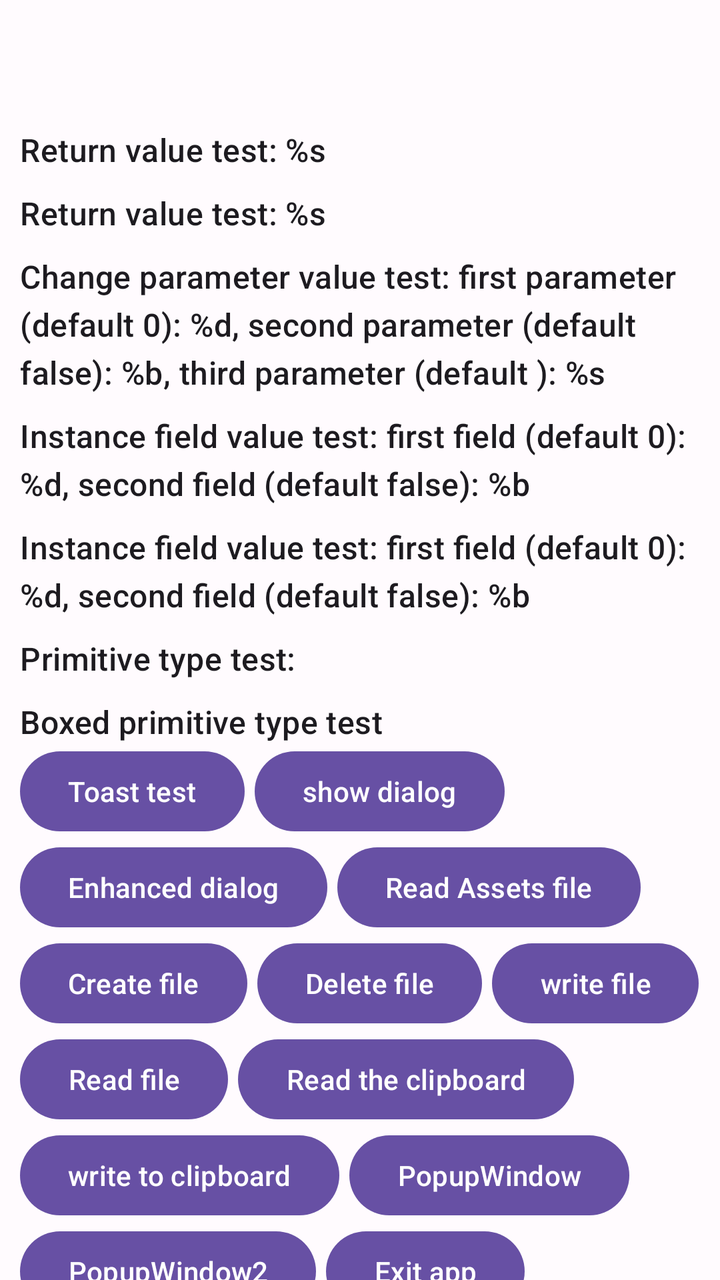
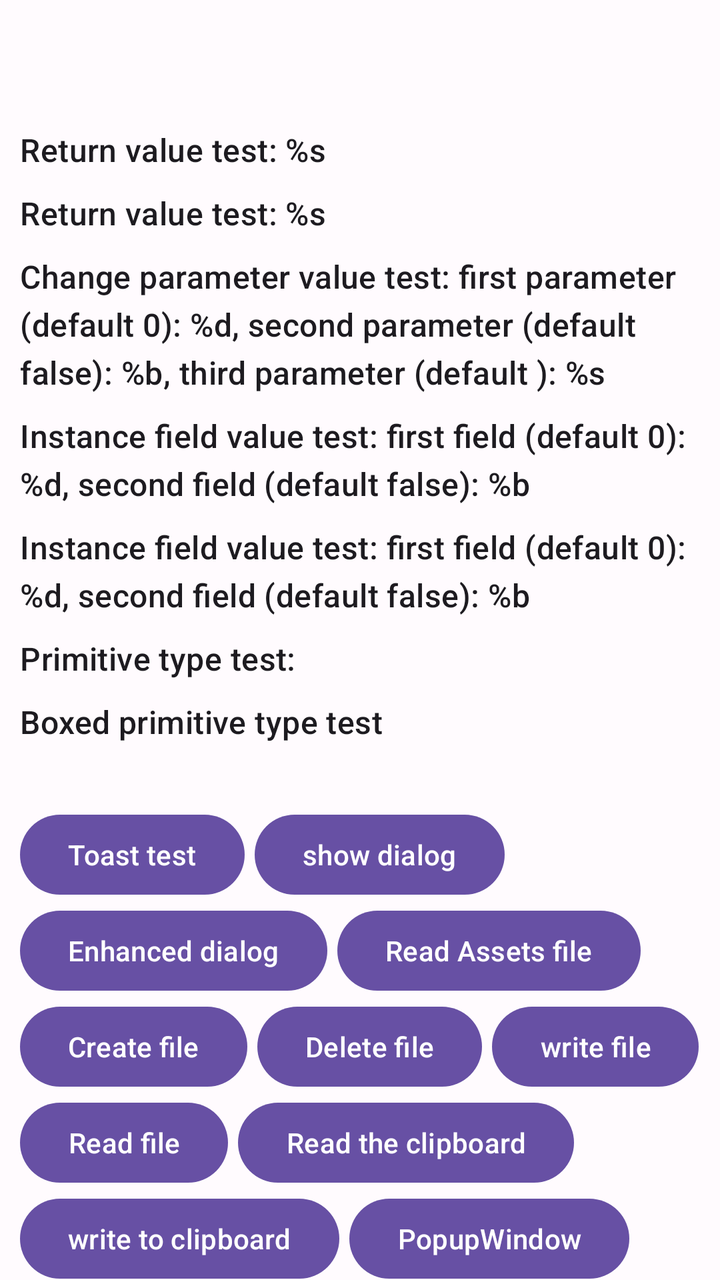

Two renders of the same Android screen: before a commit and after it. Below are the layout's source before the change and the commit's diff.
<!-- AndroidManifest.xml: application theme AppTheme -->
<!-- res/layout/activity_main.xml -->
<?xml version="1.0" encoding="utf-8"?>
<androidx.coordinatorlayout.widget.CoordinatorLayout xmlns:android="http://schemas.android.com/apk/res/android"
    xmlns:app="http://schemas.android.com/apk/res-auto"
    xmlns:tools="http://schemas.android.com/tools"
    android:layout_width="match_parent"
    android:layout_height="match_parent"
    tools:context=".MainActivity">

    <com.google.android.material.appbar.AppBarLayout
        android:fitsSystemWindows="true"
        android:id="@+id/appBar"
        android:layout_width="match_parent"
        android:layout_height="wrap_content"
        android:layout_gravity="top">
        <com.google.android.material.appbar.MaterialToolbar
            android:id="@+id/toolbar"
            android:layout_width="match_parent"
            android:layout_height="?attr/actionBarSize"/>
    </com.google.android.material.appbar.AppBarLayout>

    <androidx.core.widget.NestedScrollView
        app:layout_behavior="com.google.android.material.appbar.AppBarLayout$ScrollingViewBehavior"
        android:layout_width="match_parent"
        android:layout_height="wrap_content"
        android:clipToPadding="false"
        android:paddingBottom="30dp">

        <androidx.appcompat.widget.LinearLayoutCompat
            android:layout_width="match_parent"
            android:layout_height="wrap_content"
            android:orientation="vertical"
            android:paddingHorizontal="10dp">

            <com.google.android.material.textview.MaterialTextView
                android:id="@+id/tv_returnTest"
                style="?attr/textAppearanceListItem"
                android:layout_width="match_parent"
                android:layout_height="wrap_content"
                android:text="@string/main_test_return" />

            <com.google.android.material.textview.MaterialTextView
                android:id="@+id/tv_breakTest"
                style="?attr/textAppearanceListItem"
                android:layout_width="match_parent"
                android:layout_height="wrap_content"
                android:layout_marginTop="10dp"
                android:text="@string/main_test_return" />

            <com.google.android.material.textview.MaterialTextView
                android:id="@+id/tv_paramsTest"
                style="?attr/textAppearanceListItem"
                android:layout_width="match_parent"
                android:layout_height="wrap_content"
                android:layout_marginTop="10dp"
                android:text="@string/main_test_params_hook" />

            <com.google.android.material.textview.MaterialTextView
                android:id="@+id/tv_instanceField"
                style="?attr/textAppearanceListItem"
                android:layout_width="match_parent"
                android:layout_height="wrap_content"
                android:layout_marginTop="10dp"
                android:text="@string/main_test_instance_field" />

            <com.google.android.material.textview.MaterialTextView
                android:id="@+id/tv_staticField"
                style="?attr/textAppearanceListItem"
                android:layout_width="match_parent"
                android:layout_height="wrap_content"
                android:layout_marginTop="10dp"
                android:text="@string/main_test_instance_field" />

            <com.google.android.material.textview.MaterialTextView
                android:id="@+id/tv_primitive_type"
                style="?attr/textAppearanceListItem"
                android:layout_width="match_parent"
                android:layout_height="wrap_content"
                android:layout_marginTop="10dp"
                android:text="@string/main_test_primitive_type" />

            <com.google.android.material.textview.MaterialTextView
                android:id="@+id/tv_boxed_primitive_type"
                style="?attr/textAppearanceListItem"
                android:layout_width="match_parent"
                android:layout_height="wrap_content"
                android:layout_marginTop="10dp"
                android:text="@string/main_test_boxed_primitive_type" />

        <androidx.constraintlayout.widget.ConstraintLayout
            android:layout_width="match_parent"
            android:layout_height="wrap_content"
            tools:ignore="MissingConstraints"
            >
            <androidx.constraintlayout.helper.widget.Flow
                android:layout_width="match_parent"
                android:layout_height="wrap_content"
                app:constraint_referenced_ids="bt_showToast,bt_showDialog,bt_showSuperDialog,bt_readAssets,bt_createFile,bt_deleteFile,bt_writeFile,bt_readFile,bt_read_clipboard,bt_write_clipboard,bt_popup1,bt_popup2,bt_exit"
                app:flow_horizontalBias="0"
                app:flow_horizontalGap="5dp"
                app:flow_horizontalStyle="packed"
                app:flow_wrapMode="chain"
                />

            <com.google.android.material.button.MaterialButton
                android:id="@+id/bt_showToast"
                android:layout_width="wrap_content"
                android:layout_height="wrap_content"
                android:text="@string/main_test_show_toast"
                />

            <com.google.android.material.button.MaterialButton
                android:id="@+id/bt_showDialog"
                android:layout_width="wrap_content"
                android:layout_height="wrap_content"
                android:text="@string/main_test_show_dialog" />

            <com.google.android.material.button.MaterialButton
                android:id="@+id/bt_showSuperDialog"
                android:layout_width="wrap_content"
                android:layout_height="wrap_content"
                android:text="@string/main_test_show_super_dialog" />

            <com.google.android.material.button.MaterialButton
                android:id="@+id/bt_readAssets"
                android:layout_width="wrap_content"
                android:layout_height="wrap_content"
                android:text="@string/main_read_assets_text" />

            <com.google.android.material.button.MaterialButton
                android:id="@+id/bt_createFile"
                android:layout_width="wrap_content"
                android:layout_height="wrap_content"
                android:text="@string/main_create_file" />

            <com.google.android.material.button.MaterialButton
                android:id="@+id/bt_deleteFile"
                android:layout_width="wrap_content"
                android:layout_height="wrap_content"
                android:text="@string/main_delete_file" />

            <com.google.android.material.button.MaterialButton
                android:id="@+id/bt_readFile"
                android:layout_width="wrap_content"
                android:layout_height="wrap_content"
                android:text="@string/main_read_file" />

            <com.google.android.material.button.MaterialButton
                android:id="@+id/bt_writeFile"
                android:layout_width="wrap_content"
                android:layout_height="wrap_content"
                android:text="@string/main_write_file" />

            <com.google.android.material.button.MaterialButton
                android:id="@+id/bt_read_clipboard"
                android:layout_width="wrap_content"
                android:layout_height="wrap_content"
                android:text="@string/main_read_text_from_clipboard" />

            <com.google.android.material.button.MaterialButton
                android:id="@+id/bt_write_clipboard"
                android:layout_width="wrap_content"
                android:layout_height="wrap_content"
                android:text="@string/main_write_text_to_clipboard" />

            <com.google.android.material.button.MaterialButton
                android:id="@+id/bt_popup1"
                android:layout_width="wrap_content"
                android:layout_height="wrap_content"
                android:text="@string/main_test_popup_window_one" />

            <com.google.android.material.button.MaterialButton
                android:id="@+id/bt_popup2"
                android:layout_width="wrap_content"
                android:layout_height="wrap_content"
                android:text="@string/main_test_popup_window_two" />

            <com.google.android.material.button.MaterialButton
                android:id="@+id/bt_exit"
                android:layout_width="wrap_content"
                android:layout_height="wrap_content"
                android:text="@string/main_exit_app" />


        </androidx.constraintlayout.widget.ConstraintLayout>

        </androidx.appcompat.widget.LinearLayoutCompat>

    </androidx.core.widget.NestedScrollView>

</androidx.coordinatorlayout.widget.CoordinatorLayout>
<!-- resources referenced by this layout -->
<resources>
  <string name="main_create_file">Create file</string>
  <string name="main_delete_file">Delete file</string>
  <string name="main_exit_app">Exit app</string>
  <string name="main_read_assets_text">Read Assets file</string>
  <string name="main_read_file">Read file</string>
  <string name="main_read_text_from_clipboard">Read the clipboard</string>
  <string name="main_test_boxed_primitive_type">Boxed primitive type test</string>
  <string name="main_test_instance_field">Instance field value test: first field (default 0): %d, second field (default false): %b</string>
  <string name="main_test_params_hook">Change parameter value test: first parameter (default 0): %d, second parameter (default false): %b, third parameter (default ""): %s</string>
  <string name="main_test_popup_window_one">PopupWindow</string>
  <string name="main_test_popup_window_two">PopupWindow2</string>
  <string name="main_test_primitive_type">"Primitive type test: "</string>
  <string name="main_test_return">Return value test: %s</string>
  <string name="main_test_show_dialog">show dialog</string>
  <string name="main_test_show_super_dialog">Enhanced dialog</string>
  <string name="main_test_show_toast">Toast test</string>
  <string name="main_write_file">write file</string>
  <string name="main_write_text_to_clipboard">write to clipboard</string>
  <color name="md_theme_light_primary">#6750A4</color>
  <color name="md_theme_light_onPrimary">#FFFFFF</color>
  <color name="md_theme_light_primaryContainer">#EADDFF</color>
  <color name="md_theme_light_onPrimaryContainer">#21005D</color>
  <color name="md_theme_light_secondary">#625B71</color>
  <color name="md_theme_light_onSecondary">#FFFFFF</color>
  <color name="md_theme_light_secondaryContainer">#E8DEF8</color>
  <color name="md_theme_light_onSecondaryContainer">#1D192B</color>
  <color name="md_theme_light_tertiary">#7D5260</color>
  <color name="md_theme_light_onTertiary">#FFFFFF</color>
  <color name="md_theme_light_tertiaryContainer">#FFD8E4</color>
  <color name="md_theme_light_onTertiaryContainer">#31111D</color>
  <color name="md_theme_light_error">#B3261E</color>
  <color name="md_theme_light_onError">#FFFFFF</color>
  <color name="md_theme_light_errorContainer">#F9DEDC</color>
  <color name="md_theme_light_onErrorContainer">#410E0B</color>
  <color name="md_theme_light_outline">#79747E</color>
  <color name="md_theme_light_background">#FFFBFE</color>
  <color name="md_theme_light_onBackground">#1C1B1F</color>
  <color name="md_theme_light_surface">#FFFBFE</color>
  <color name="md_theme_light_onSurface">#1C1B1F</color>
  <color name="md_theme_light_surfaceVariant">#E7E0EC</color>
  <color name="md_theme_light_onSurfaceVariant">#49454F</color>
  <color name="md_theme_light_inverseSurface">#313033</color>
  <color name="md_theme_light_inverseOnSurface">#F4EFF4</color>
  <color name="md_theme_light_inversePrimary">#D0BCFF</color>
  <!-- unchanged entries left out for length: 1 -->
</resources>

<!-- the commit's change to res/layout/activity_main.xml (unified diff, before → after) -->
@@ -86,6 +86,14 @@
                 android:layout_marginTop="10dp"
                 android:text="@string/main_test_boxed_primitive_type" />
 
+            <com.google.android.material.textview.MaterialTextView
+                android:id="@+id/tv_test_return2"
+                style="?attr/textAppearanceListItem"
+                android:layout_width="match_parent"
+                android:layout_height="wrap_content"
+                android:layout_marginTop="10dp"
+                 />
+
         <androidx.constraintlayout.widget.ConstraintLayout
             android:layout_width="match_parent"
             android:layout_height="wrap_content"
@@ -94,7 +102,7 @@
             <androidx.constraintlayout.helper.widget.Flow
                 android:layout_width="match_parent"
                 android:layout_height="wrap_content"
-                app:constraint_referenced_ids="bt_showToast,bt_showDialog,bt_showSuperDialog,bt_readAssets,bt_createFile,bt_deleteFile,bt_writeFile,bt_readFile,bt_read_clipboard,bt_write_clipboard,bt_popup1,bt_popup2,bt_exit"
+                app:constraint_referenced_ids="bt_showToast,bt_showDialog,bt_showSuperDialog,bt_readAssets,bt_createFile,bt_deleteFile,bt_writeFile,bt_readFile,bt_read_clipboard,bt_write_clipboard,bt_popup1,bt_popup2,bt_exit,bt_get_system_info"
                 app:flow_horizontalBias="0"
                 app:flow_horizontalGap="5dp"
                 app:flow_horizontalStyle="packed"
@@ -180,6 +188,12 @@
                 android:layout_height="wrap_content"
                 android:text="@string/main_exit_app" />
 
+            <com.google.android.material.button.MaterialButton
+                android:id="@+id/bt_get_system_info"
+                android:layout_width="wrap_content"
+                android:layout_height="wrap_content"
+                android:text="@string/main_get_system_info" />
+
 
         </androidx.constraintlayout.widget.ConstraintLayout>
 
<!-- resource entries referenced after the edit -->
@@ -3,6 +3,7 @@
   <string name="main_create_file">Create file</string>
   <string name="main_delete_file">Delete file</string>
   <string name="main_exit_app">Exit app</string>
+  <string name="main_get_system_info">Get system info</string>
   <string name="main_read_assets_text">Read Assets file</string>
   <string name="main_read_file">Read file</string>
   <string name="main_read_text_from_clipboard">Read the clipboard</string>
